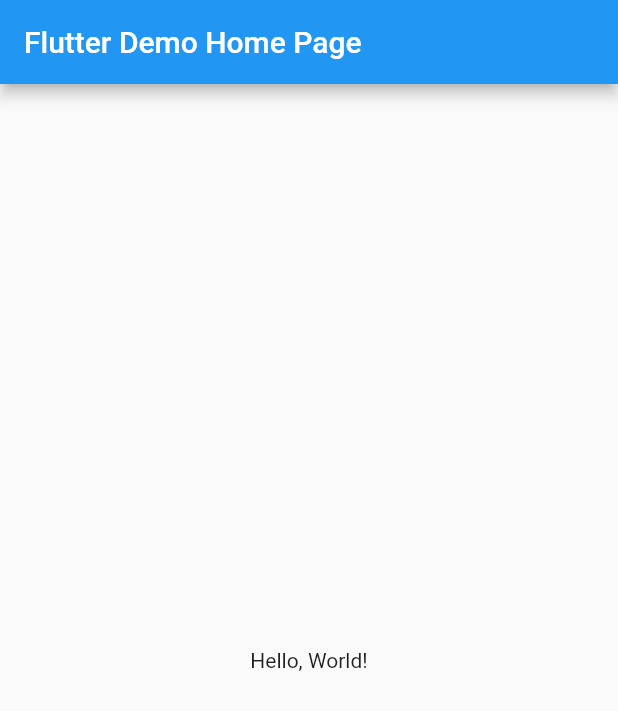
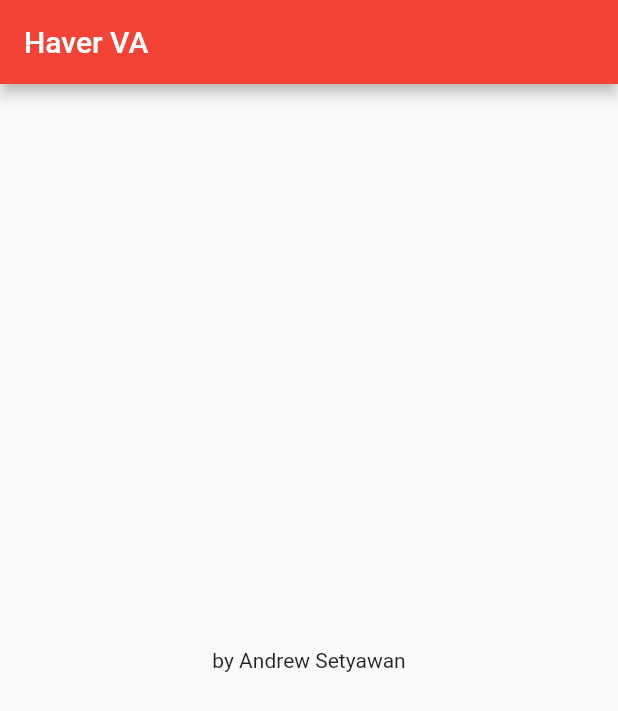
Before and after one commit to AndrewSich/haverva, a Flutter app: the screen it shows after launch, on a phone screen of 412 x 824 dp. Shown: the top 711 px of the screen. Run offline on Flutter 3.47's test engine with Material 2 defaults, Android fonts, the phone set to English and light mode, and no system bars.

```diff
--- a/lib/main.dart
+++ b/lib/main.dart
@@ -1,41 +1,17 @@
 import 'package:flutter/material.dart';
+import 'pages/HomePage.dart';
 
 void main() => runApp(HaverVA());
 
 class HaverVA extends StatelessWidget {
-  // This widget is the root of your application.
   @override
   Widget build(BuildContext context) {
     return MaterialApp(
-      // Application name
-      title: 'HVA',
-      // Application theme data, you can set the colors for the application as
-      // you want
+      //
       theme: ThemeData(
-        primarySwatch: Colors.blue,
+        primarySwatch: Colors.red,
       ),
-      // A widget which will be started on application startup
-      home: MyHomePage(title: 'Flutter Demo Home Page'),
+      home: HomePage(title: 'Haver VA'),
     );
   }
 }
-
-class MyHomePage extends StatelessWidget {
-  final String title;
-  const MyHomePage({Key? key, required this.title}) : super(key: key);
-
-  @override
-  Widget build(BuildContext context) {
-    return Scaffold(
-      appBar: AppBar(
-        // The title text which will be shown on the action bar
-        title: Text(title),
-      ),
-      body: Center(
-        child: Text(
-          'Hello, World!',
-        ),
-      ),
-    );
-  }
-}
--- /dev/null
+++ b/lib/pages/HomePage.dart
@@ -0,0 +1,18 @@
+import 'package:flutter/material.dart';
+
+class HomePage extends StatelessWidget {
+  final String title;
+  const HomePage({Key? key, required this.title}) : super(key: key);
+
+  @override
+  Widget build(BuildContext context) {
+    return Scaffold(
+      appBar: AppBar(
+        title: Text(title),
+      ),
+      body: Center(
+        child: Text('by Andrew Setyawan'),
+      ),
+    );
+  }
+}
```
Also changed, not shown: lib/utils/constanta.dart (added, +10 -0 lines), 1 other file.
